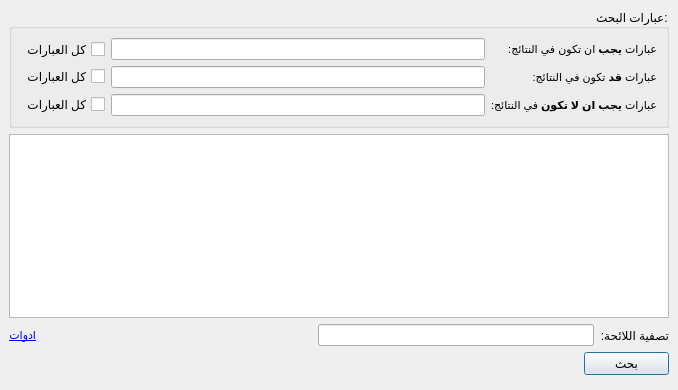
boussouira/moltaqa, file src/searchwidget.ui: the form before one commit.
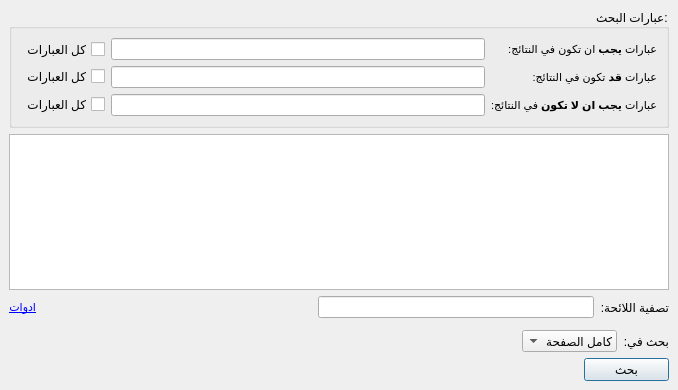
The form after the commit. Icons and pictures are not drawn. Custom widgets are drawn as their Qt base class.

Commit message: Select field when searching

```diff
--- a/src/searchwidget.ui
+++ b/src/searchwidget.ui
@@ -206,6 +206,66 @@
          </item>
         </layout>
        </item>
+       <item>
+        <widget class="QWidget" name="widgetSelectedFilter" native="true">
+         <layout class="QHBoxLayout" name="horizontalLayout_3">
+          <property name="margin">
+           <number>0</number>
+          </property>
+         </layout>
+        </widget>
+       </item>
+       <item>
+        <layout class="QHBoxLayout" name="horizontalLayout_4">
+         <item>
+          <widget class="QLabel" name="label_5">
+           <property name="text">
+            <string>بحث في:</string>
+           </property>
+          </widget>
+         </item>
+         <item>
+          <widget class="QComboBox" name="comboSearchField">
+           <property name="sizeAdjustPolicy">
+            <enum>QComboBox::AdjustToContents</enum>
+           </property>
+           <item>
+            <property name="text">
+             <string>كامل الصفحة</string>
+            </property>
+           </item>
+           <item>
+            <property name="text">
+             <string>متون الحديث</string>
+            </property>
+           </item>
+           <item>
+            <property name="text">
+             <string>الاسانيد</string>
+            </property>
+           </item>
+           <item>
+            <property name="text">
+             <string>الشعر</string>
+            </property>
+           </item>
+          </widget>
+         </item>
+         <item>
+          <spacer name="horizontalSpacer_2">
+           <property name="orientation">
+            <enum>Qt::Horizontal</enum>
+           </property>
+           <property name="sizeHint" stdset="0">
+            <size>
+             <width>40</width>
+             <height>20</height>
+            </size>
+           </property>
+          </spacer>
+         </item>
+        </layout>
+       </item>
        <item>
         <widget class="QPushButton" name="pushSearch">
          <property name="sizePolicy">
@@ -228,15 +288,6 @@
          </property>
         </widget>
        </item>
-       <item>
-        <widget class="QWidget" name="widgetSelectedFilter" native="true">
-         <layout class="QHBoxLayout" name="horizontalLayout_3">
-          <property name="margin">
-           <number>0</number>
-          </property>
-         </layout>
-        </widget>
-       </item>
       </layout>
      </widget>
     </widget>
```
The commit also changes 13 other files.
